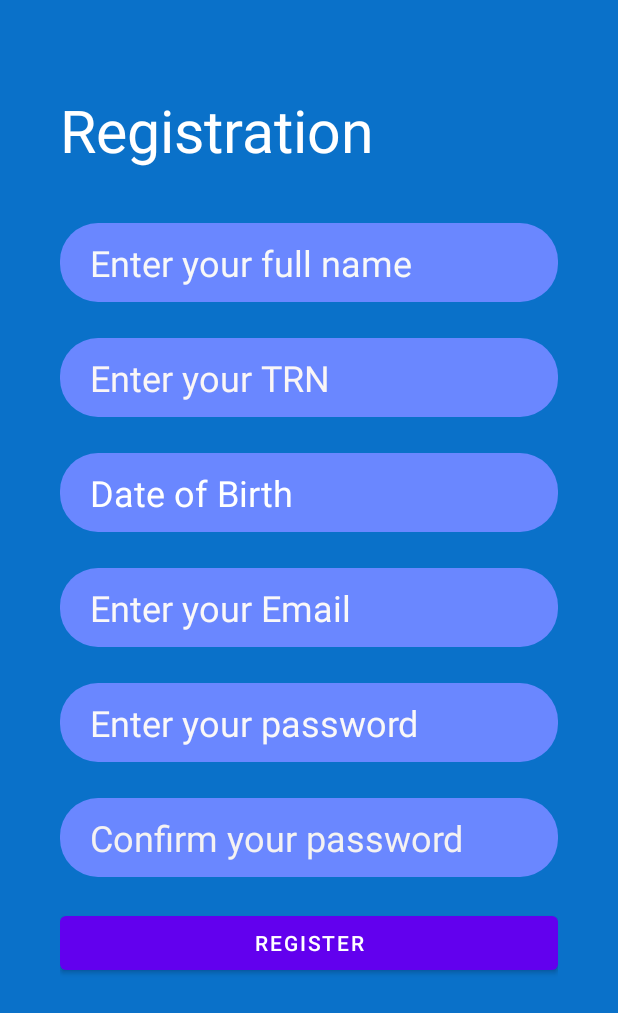
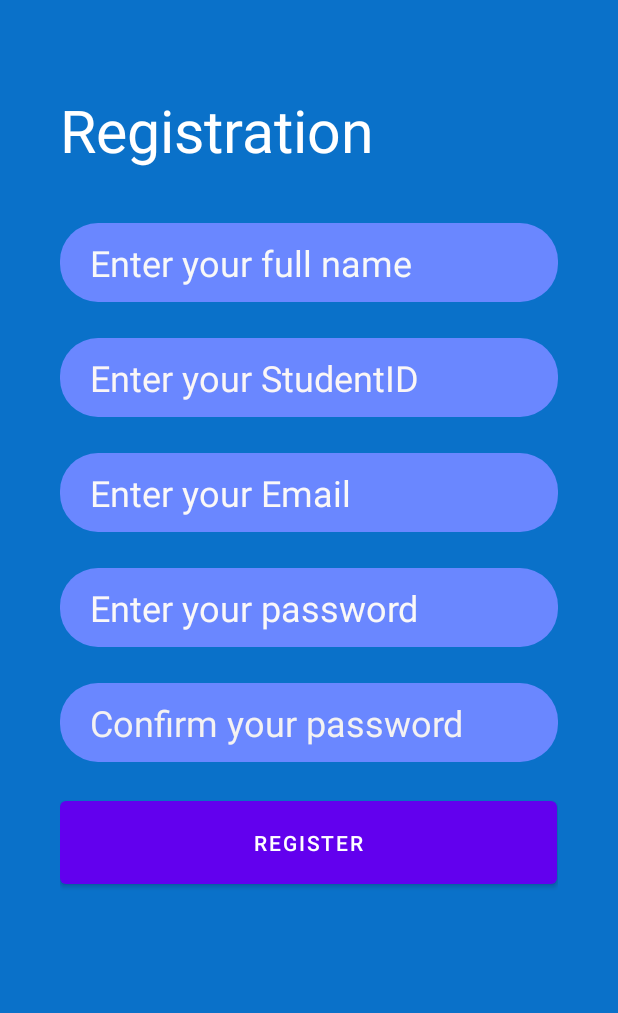
Before and after one commit to Astrobotical/Amber-Heart-Foodsapp, an Android app: the screen it shows after launch (MainActivity before the commit, register after it), on a phone screen of 412 x 824 dp. Shown: the top 1013 px of the screen. Run offline under Robolectric (Android 15) with nearby library versions, the phone set to English and light mode, and no system bars.

Commit message:
Basic changes to the register activity, can register successfuly and redirect the user to the login page after

```diff
--- a/app/src/main/res/layout/register_activity.xml
+++ b/app/src/main/res/layout/register_activity.xml
@@ -47,14 +47,14 @@
             android:textSize="24sp" />
 
         <EditText
-            android:id="@+id/TRN"
+            android:id="@+id/STUDID"
             android:layout_width="match_parent"
             android:layout_height="wrap_content"
             android:layout_marginTop="12dp"
             android:layout_marginBottom="12dp"
             android:background="@drawable/rounded"
             android:ems="10"
-            android:hint="Enter your TRN"
+            android:hint="Enter your StudentID"
             android:inputType="textPersonName"
             android:paddingLeft="20dp"
             android:paddingTop="10dp"
@@ -62,24 +62,6 @@
             android:paddingBottom="10dp"
             android:textColor="#FBFBFB"
             android:textColorHint="#FAF6F6"
-            android:textSize="24sp" />
-
-        <EditText
-            android:id="@+id/DOB"
-            android:layout_width="match_parent"
-            android:layout_height="wrap_content"
-            android:layout_marginTop="12dp"
-            android:layout_marginBottom="12dp"
-            android:background="@drawable/rounded"
-            android:ems="10"
-            android:hint="Date of Birth"
-            android:inputType="date"
-            android:paddingLeft="20dp"
-            android:paddingTop="10dp"
-            android:paddingRight="10dp"
-            android:paddingBottom="10dp"
-            android:textColor="#FDFDFD"
-            android:textColorHint="#FFFFFF"
             android:textSize="24sp" />
 
         <EditText
@@ -127,7 +109,7 @@
             android:background="@drawable/rounded"
             android:ems="10"
             android:hint="Confirm your password"
-            android:inputType="textPersonName"
+            android:inputType="textPassword"
             android:paddingLeft="20dp"
             android:paddingTop="10dp"
             android:paddingRight="10dp"
@@ -136,9 +118,9 @@
             android:textSize="24sp" />
 
         <Button
-            android:id="@+id/button"
-            android:layout_width="match_parent"
-            android:layout_height="wrap_content"
+            android:id="@+id/Register"
+            android:layout_width="331dp"
+            android:layout_height="67dp"
             android:text="Register" />
     </LinearLayout>
 </androidx.constraintlayout.widget.ConstraintLayout>
```
Also changed, not shown: app/src/main/AndroidManifest.xml (+11 -4 lines), app/src/main/java/com/romarioburke/amberheartfoodapp/Data.java (+18 -2 lines), app/src/main/java/com/romarioburke/amberheartfoodapp/register.java (+80 -0 lines).
